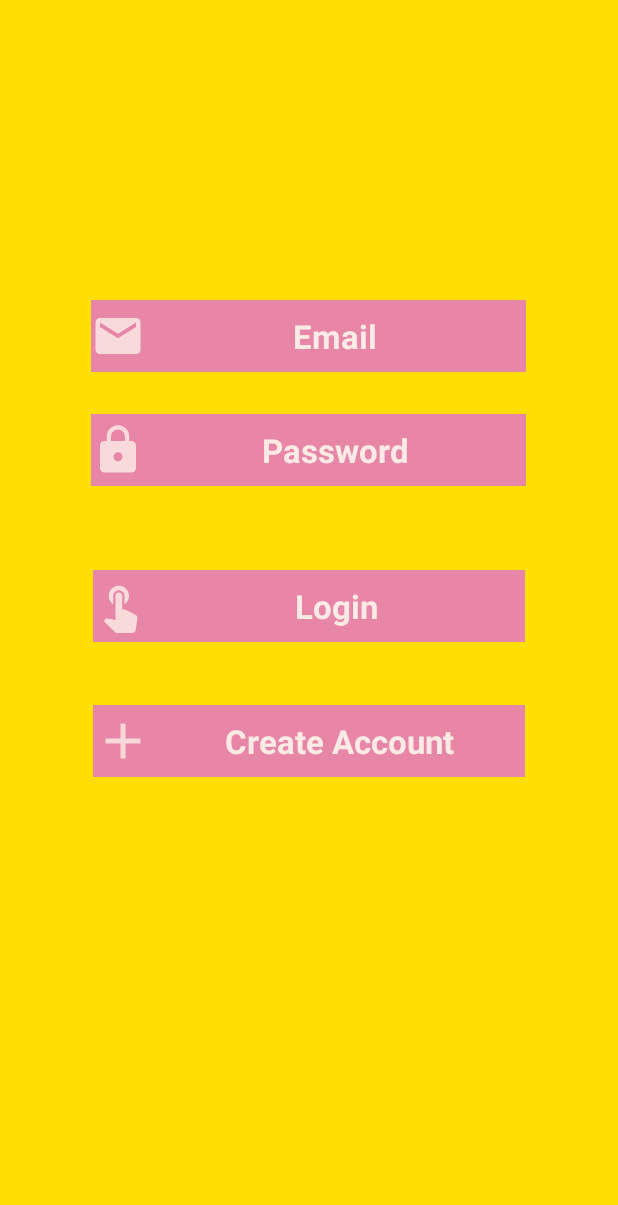
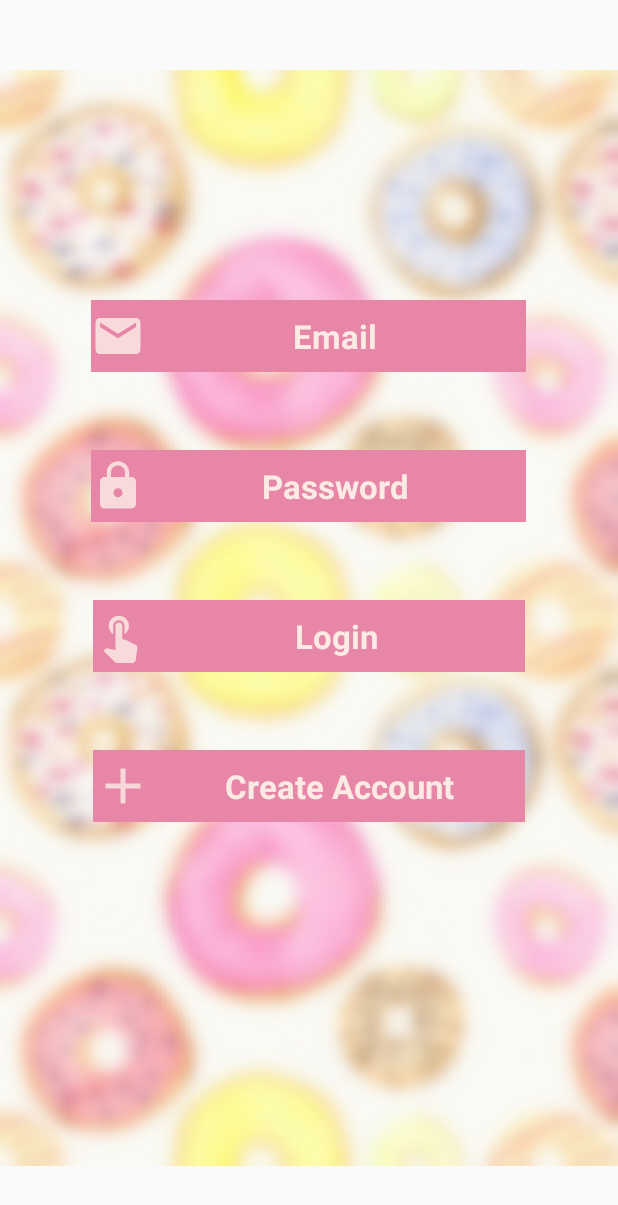
Before and after one commit to Himeshika-Ab/LunchBuddies, an Android app: the Login screen opened directly, with no data from a screen before it, on a phone screen of 412 x 824 dp. Shown: the top 1205 px of the screen. Run offline under Robolectric (Android 15) with nearby library versions, the phone set to English and light mode, and no system bars; libraries missing offline, so code that uses them is left out: com.loopj.android, cz.msebera.android.

Commit message:
all done

```diff
--- a/androidapp2/app/src/main/java/com/perera/android_app2/Login.java
+++ b/androidapp2/app/src/main/java/com/perera/android_app2/Login.java
@@ -5,6 +5,8 @@ import android.os.Bundle;
 import android.support.v7.app.AppCompatActivity;
 import android.util.Log;
 import android.view.View;
+import android.view.animation.Animation;
+import android.view.animation.AnimationUtils;
 import android.widget.Button;
 import android.widget.EditText;
 import android.widget.Toast;
@@ -28,6 +30,7 @@ public class Login extends AppCompatActivity {
     private String URL = "https://peaceful-mountain-19289.herokuapp.com/user/";
     UserModel userobj;
     AsyncHttpClient client;
+    Animation fromBottom,fromTop;
 
 
     @Override
@@ -38,8 +41,16 @@ public class Login extends AppCompatActivity {
 
         email = findViewById(R.id.loginemail);
         password = findViewById(R.id.loginpassword);
-        loginbtn = findViewById(R.id.Loginbutton);
-        registerbtn = findViewById(R.id.loginregisterbutton);
+        loginbtn = (Button) findViewById(R.id.Loginbutton);
+        registerbtn = (Button) findViewById(R.id.loginregisterbutton);
+
+        fromBottom = AnimationUtils.loadAnimation(this,R.anim.from_bottom);
+        fromTop = AnimationUtils.loadAnimation(this,R.anim.from_top);
+
+        email.setAnimation(fromTop);
+        password.setAnimation(fromTop);
+        loginbtn.setAnimation(fromBottom);
+        registerbtn.setAnimation(fromBottom);
 
 
         registerbtn.setOnClickListener(new View.OnClickListener() {
--- a/androidapp2/app/src/main/res/layout/login.xml
+++ b/androidapp2/app/src/main/res/layout/login.xml
@@ -13,14 +13,13 @@
         android:layout_height="1000dp"
         android:layout_alignParentBottom="true"
         android:layout_marginBottom="0dp"
-        android:background="#ffde03" />
+        android:src="@drawable/donuts" />
 
 
     <EditText
         android:id="@+id/loginemail"
         android:layout_width="290dp"
         android:layout_height="48dp"
-        android:layout_alignBottom="@+id/loginname"
         android:layout_centerHorizontal="true"
         android:layout_marginLeft="65dp"
         android:layout_marginTop="200dp"
@@ -46,7 +45,7 @@
         android:layout_alignBottom="@+id/loginemail"
         android:layout_centerHorizontal="true"
         android:layout_marginLeft="65dp"
-        android:layout_marginBottom="-76dp"
+        android:layout_marginBottom="-100dp"
         android:background="#FFE786A7"
         android:drawableLeft="@drawable/ic_lock_black_24dp"
         android:ems="12"
@@ -68,7 +67,7 @@
         android:layout_alignBottom="@+id/loginpassword"
         android:layout_centerHorizontal="true"
         android:layout_marginLeft="65dp"
-        android:layout_marginBottom="-104dp"
+        android:layout_marginBottom="-100dp"
         android:background="#FFE786A7"
         android:drawableLeft="@drawable/ic_touch_app_black_24dp"
         android:ems="12"
@@ -90,7 +89,7 @@
         android:layout_alignBottom="@+id/loginpassword"
         android:layout_centerHorizontal="true"
         android:layout_marginLeft="65dp"
-        android:layout_marginBottom="-194dp"
+        android:layout_marginBottom="-200dp"
         android:background="#FFE786A7"
         android:drawableLeft="@drawable/ic_add_black_24dp"
         android:ems="12"
```
Also changed, not shown: androidapp2/app/src/main/java/com/perera/android_app2/AddUser.java (+8 -0 lines), androidapp2/app/src/main/java/com/perera/android_app2/Register.java (+8 -1 lines), androidapp2/app/src/main/res/drawable-xhdpi/donuts.jpg (added), androidapp2/app/src/main/res/drawable-xhdpi/wall.jpg (added).
